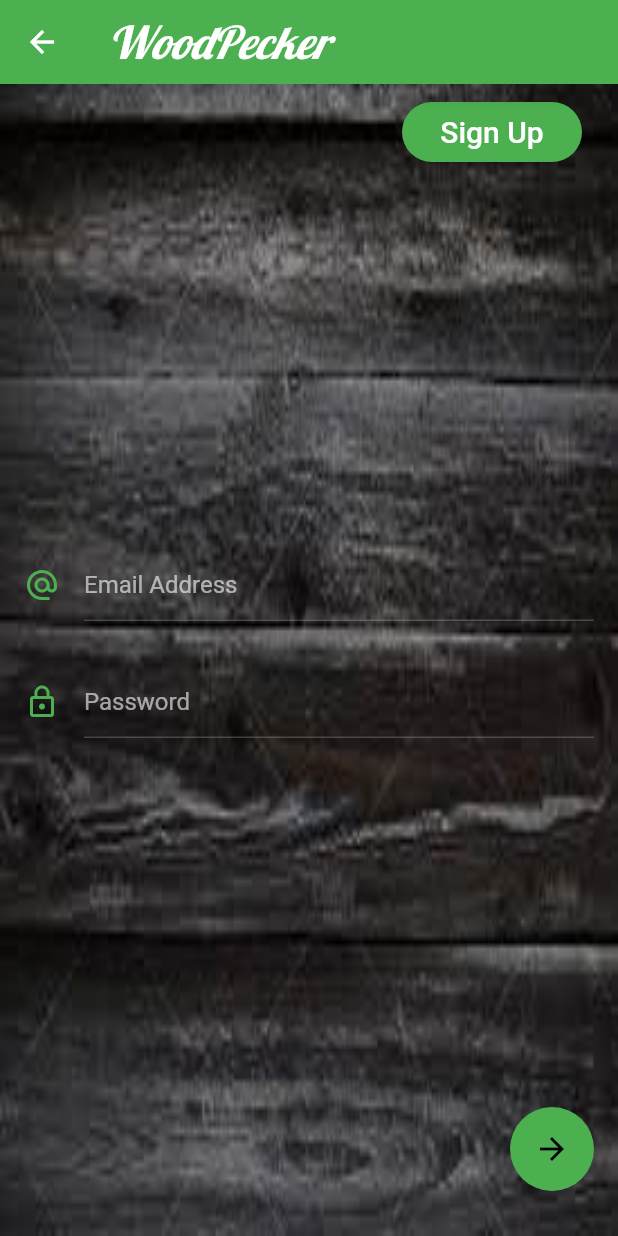
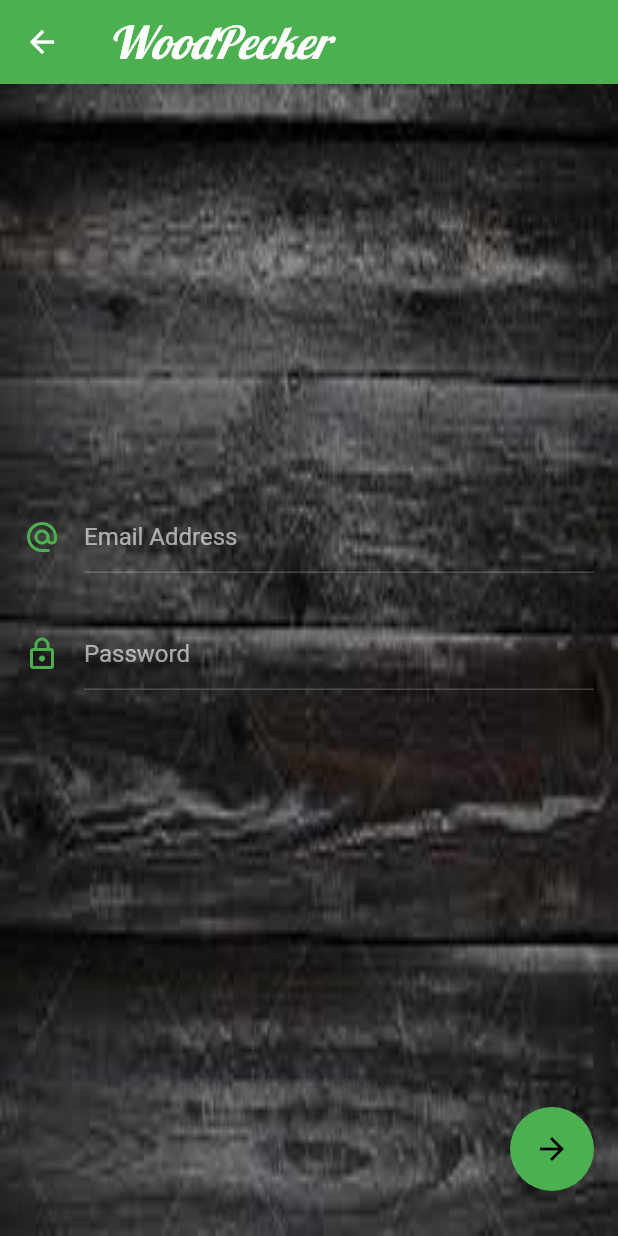
Before and after one commit to AviSharma1305/Auth_UI, a Flutter app: the SignInScreen screen opened directly, on a phone screen of 412 x 824 dp. Run offline on Flutter 3.47's test engine with Material 2 defaults, Android fonts, the phone set to English and light mode, and no system bars; our stand-ins replace google_fonts.

```diff
--- a/lib/SignIn_Screen.dart
+++ b/lib/SignIn_Screen.dart
@@ -25,38 +25,6 @@ class SignInScreen extends StatelessWidget {
                   padding: const EdgeInsets.symmetric(horizontal: 16.0),
                   child: Column(
                     children: <Widget>[
-                      Row(
-                        mainAxisAlignment: MainAxisAlignment.end,
-                        children: <Widget>[
-                          ButtonBar(
-                            children: <Widget>[
-                              ButtonTheme(
-                                minWidth: 120.0,
-                                height: 40.0,
-                                child: RaisedButton(
-                                  color: kprime,
-                                  onPressed: () {
-                                    Navigator.push(
-                                      context,
-                                      MaterialPageRoute(
-                                          builder: (context) =>
-                                              SignUp_Screen()),
-                                    );
-                                  },
-                                  child: Text(
-                                    "Sign Up",
-                                    style:
-                                        Theme.of(context).textTheme.headline6,
-                                  ),
-                                  shape: RoundedRectangleBorder(
-                                    borderRadius: BorderRadius.circular(20.0),
-                                  ),
-                                ),
-                              ),
-                            ],
-                          ),
-                        ],
-                      ),
                       Spacer(),
                       Padding(
                         padding: const EdgeInsets.only(bottom: 30),
@@ -81,7 +49,6 @@ class SignInScreen extends StatelessWidget {
                         ),
                       ),
                       Row(
-                        crossAxisAlignment: CrossAxisAlignment.center,
                         children: <Widget>[
                           Padding(
                             padding: const EdgeInsets.only(right: 16.0),
```
